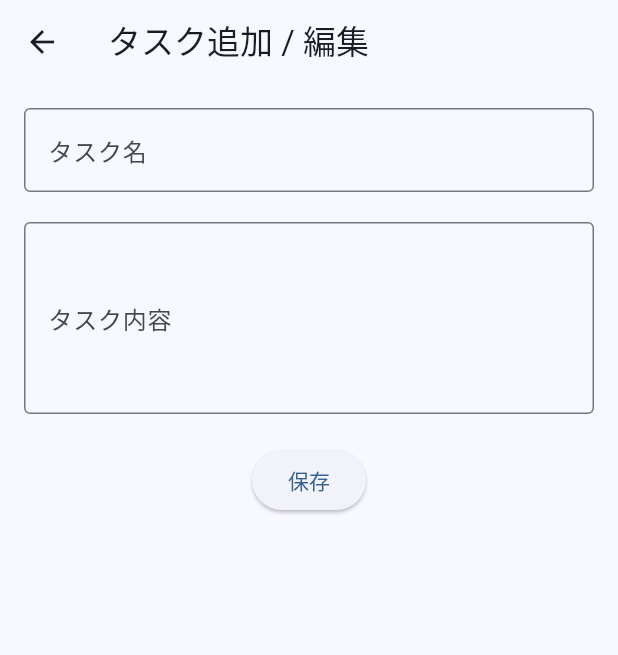
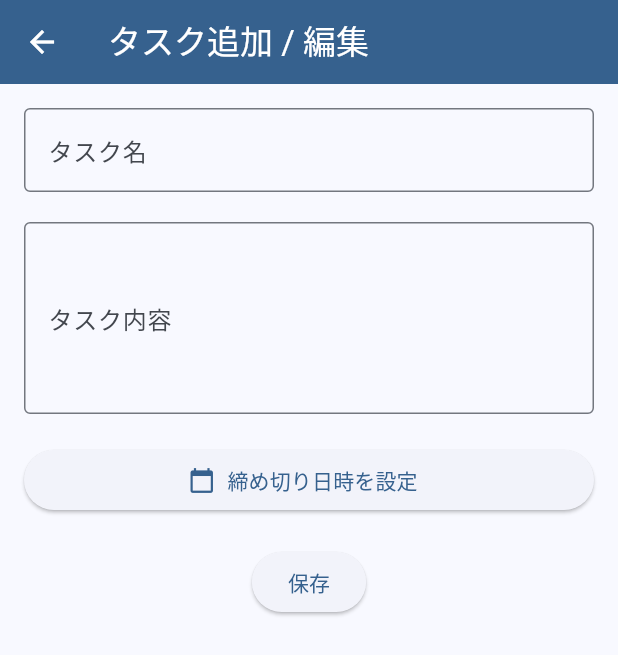
Before and after one commit to nikaidouyuuta/flutter_application_1, a Flutter app: the TaskPage screen opened directly, on a phone screen of 412 x 824 dp. Shown: the top 655 px of the screen. Run offline on Flutter 3.47's test engine with Material 3 defaults, Android fonts, the phone set to English and light mode, and no system bars; our stand-ins replace shared_preferences; accounts and stored records are empty.

```diff
--- a/lib/taskpage.dart
+++ b/lib/taskpage.dart
@@ -1,29 +1,101 @@
 import 'package:flutter/material.dart';
+import 'package:intl/intl.dart'; // 日付フォーマットのために追加
 
-// TaskPageウィジェットを定義。状態を持たないのでStatelessWidgetを使用
-class TaskPage extends StatelessWidget {
+// TaskPageウィジェットを定義。状態を持つのでStatefulWidgetに変更
+class TaskPage extends StatefulWidget {
+  // ★変更: StatelessWidgetからStatefulWidgetに
   final String? initialTitle;
   final String? initialDescription;
+  final String? initialDeadline; // ★追加: 初期締め切り日時
 
   const TaskPage({
     super.key,
     this.initialTitle,
     this.initialDescription,
-  }); // コンストラクタ
+    this.initialDeadline, // ★追加
+  });
+
+  @override
+  State<TaskPage> createState() => _TaskPageState(); // ★追加
+}
+
+class _TaskPageState extends State<TaskPage> {
+  // ★追加
+  late TextEditingController _titleController;
+  late TextEditingController _descriptionController;
+  DateTime? _selectedDeadline; // ★追加: 選択された締め切り日時
+
+  @override
+  void initState() {
+    super.initState();
+    _titleController = TextEditingController(text: widget.initialTitle ?? '');
+    _descriptionController =
+        TextEditingController(text: widget.initialDescription ?? '');
+    if (widget.initialDeadline != null) {
+      _selectedDeadline = DateTime.parse(widget.initialDeadline!);
+    }
+  }
+
+  @override
+  void dispose() {
+    _titleController.dispose();
+    _descriptionController.dispose();
+    super.dispose();
+  }
+
+  // ★追加: 日時ピッカーを表示して締め切り日時を設定するメソッド
+  Future<void> _pickDeadline() async {
+    final DateTime? pickedDate = await showDatePicker(
+      context: context,
+      initialDate: _selectedDeadline ?? DateTime.now(),
+      firstDate:
+          DateTime.now().subtract(const Duration(days: 365 * 5)), // 5年前まで
+      lastDate: DateTime.now().add(const Duration(days: 365 * 5)), // 5年後まで
+    );
+
+    if (pickedDate != null) {
+      final TimeOfDay? pickedTime = await showTimePicker(
+        context: context,
+        initialTime:
+            TimeOfDay.fromDateTime(_selectedDeadline ?? DateTime.now()),
+      );
+
+      if (pickedTime != null) {
+        setState(() {
+          _selectedDeadline = DateTime(
+            pickedDate.year,
+            pickedDate.month,
+            pickedDate.day,
+            pickedTime.hour,
+            pickedTime.minute,
+          );
+        });
+      }
+    }
+  }
+
+  // ★追加: 締め切り日時をクリアするメソッド
+  void _clearDeadline() {
+    setState(() {
+      _selectedDeadline = null;
+    });
+  }
 
   @override
   Widget build(BuildContext context) {
-    // テキストフィールドの入力値を制御するためのコントローラーを作成
-    final TextEditingController titleController =
-        TextEditingController(text: initialTitle ?? ''); // タスク名入力用コントローラー
-    final TextEditingController descriptionController = TextEditingController(
-        text: initialDescription ?? ''); // タスク内容入力用コントローラー
+    String formattedDeadline = '';
+    if (_selectedDeadline != null) {
+      formattedDeadline =
+          DateFormat('yyyy/MM/dd HH:mm').format(_selectedDeadline!);
+    }
 
     // 画面全体の基本的な構造を提供するScaffoldウィジェット
     return Scaffold(
       // アプリケーションバーの設定
       appBar: AppBar(
         title: const Text('タスク追加 / 編集'), // アプリバーのタイトル
+        backgroundColor: Theme.of(context).primaryColor, // AppBarの背景色を設定
+        foregroundColor: Colors.white, // AppBarのテキスト・アイコン色を設定
       ),
       // 画面のメインコンテンツ。上下左右に16ピクセルの余白を追加
       body: Padding(
@@ -34,7 +106,7 @@ class TaskPage extends StatelessWidget {
           children: [
             // タスク名を入力するためのテキストフィールド
             TextField(
-              controller: titleController,
+              controller: _titleController,
               decoration: const InputDecoration(
                 labelText: 'タスク名',
                 border: OutlineInputBorder(), // 枠線を表示
@@ -43,7 +115,7 @@ class TaskPage extends StatelessWidget {
             const SizedBox(height: 20),
             // タスク内容を入力するためのテキストフィールド
             TextField(
-              controller: descriptionController,
+              controller: _descriptionController,
               decoration: const InputDecoration(
                 labelText: 'タスク内容',
                 border: OutlineInputBorder(),
@@ -51,13 +123,44 @@ class TaskPage extends StatelessWidget {
               maxLines: 4, // 複数行対応
             ),
             const SizedBox(height: 20),
+            // ★追加: 締め切り日時設定ボタン
+            Row(
+              children: [
+                Expanded(
+                  child: ElevatedButton.icon(
+                    onPressed: _pickDeadline,
+                    icon: const Icon(Icons.calendar_today),
+                    label: const Text('締め切り日時を設定'),
+                  ),
+                ),
+                if (_selectedDeadline != null) // 締め切りが設定されていればクリアボタンを表示
+                  IconButton(
+                    icon: const Icon(Icons.clear),
+                    onPressed: _clearDeadline,
+                    tooltip: '締め切りをクリア',
+                  ),
+              ],
+            ),
+            if (_selectedDeadline != null) // 選択された締め切り日時を表示
+              Padding(
+                padding: const EdgeInsets.only(top: 8.0),
+                child: Text(
+                  '選択中の締め切り: $formattedDeadline',
+                  style:
+                      const TextStyle(fontSize: 16, color: Colors.blueAccent),
+                ),
+              ),
+            const SizedBox(height: 20),
+            // 保存ボタン
             ElevatedButton(
               onPressed: () {
-                if (titleController.text.isNotEmpty &&
-                    descriptionController.text.isNotEmpty) {
+                if (_titleController.text.isNotEmpty &&
+                    _descriptionController.text.isNotEmpty) {
                   Navigator.pop(context, {
-                    'title': titleController.text,
-                    'description': descriptionController.text,
+                    'title': _titleController.text,
+                    'description': _descriptionController.text,
+                    'deadline': _selectedDeadline
+                        ?.toIso8601String(), // ★変更: deadlineをISO8601形式で返す
                   });
                 }
               },
```
Also changed, not shown: lib/homepage_todo.dart (+138 -107 lines).
